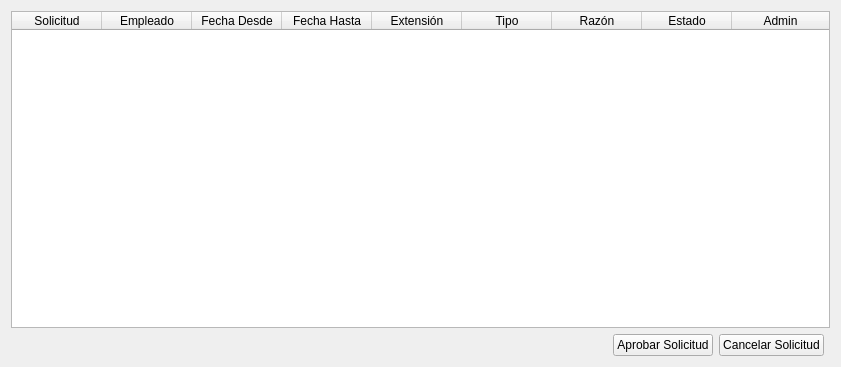
Before: the Qt Designer form windows/RequestsWidget.ui in santichialvo/holidaysAdministrator, drawn with Qt 5.
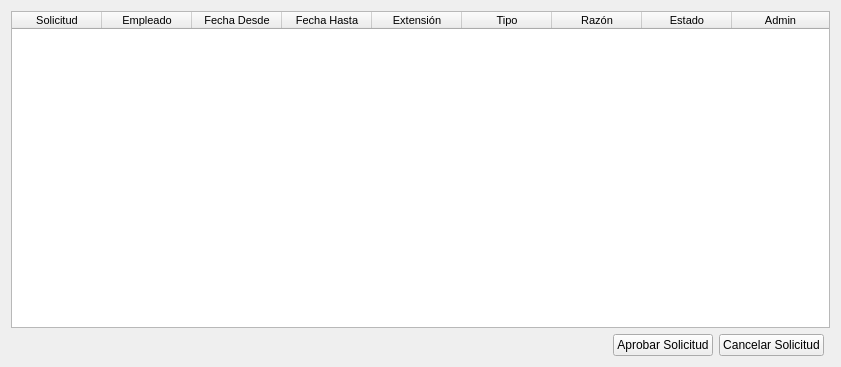
After: the same form once the commit is applied. Icons and pictures are not drawn.

```diff
--- a/windows/RequestsWidget.ui
+++ b/windows/RequestsWidget.ui
@@ -16,6 +16,12 @@
   <layout class="QGridLayout" name="gridLayout">
    <item row="0" column="0" colspan="4">
     <widget class="QTableWidget" name="tableAdmSolicitudes">
+     <property name="font">
+      <font>
+       <family>MS Shell Dlg 2</family>
+       <pointsize>8</pointsize>
+      </font>
+     </property>
      <property name="editTriggers">
       <set>QAbstractItemView::AnyKeyPressed|QAbstractItemView::DoubleClicked|QAbstractItemView::EditKeyPressed</set>
      </property>
```
